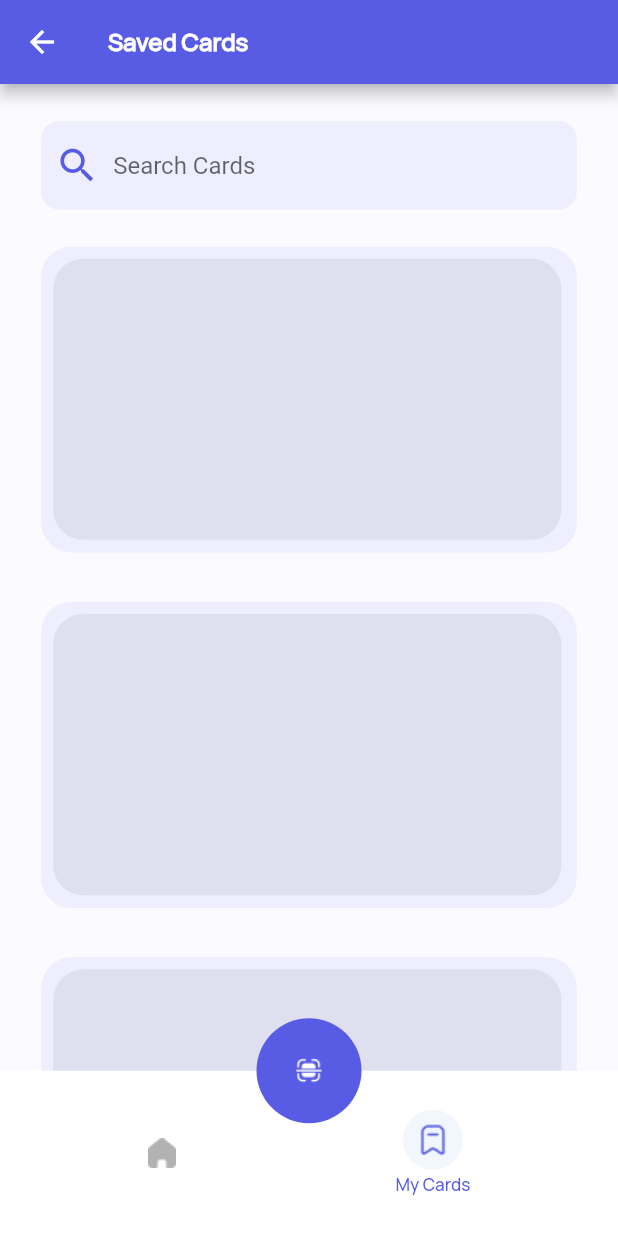
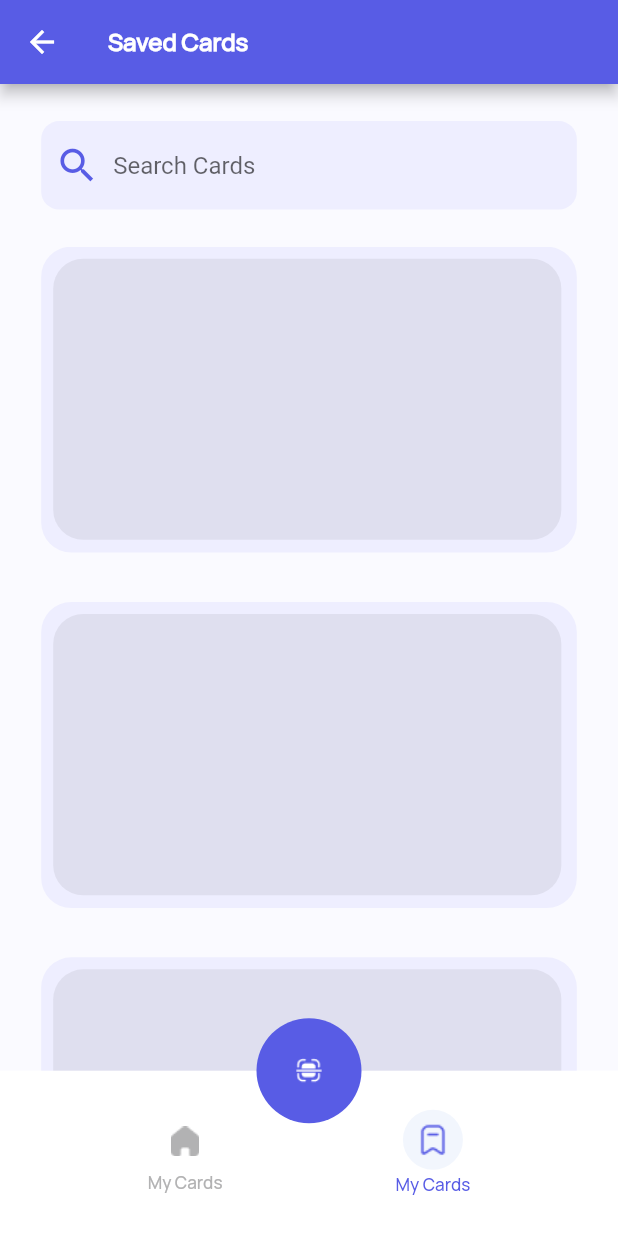
Before and after one commit to ziggy010/ezy_share_after_design, a Flutter app: the SavedCard screen opened by its route, on a phone screen of 412 x 824 dp. Run offline on Flutter 3.47's test engine with Material 2 defaults, Android fonts, the phone set to English and light mode, and no system bars; our stand-ins replace flutter_screenutil, flutter_swiper, permission_handler, smooth_page_indicator; missing offline and left inert: document_scanner, indexed, qr_code_scanner; network calls fail.

Commit message:
Wednesday_commit

```diff
--- a/lib/screens/homepage.dart
+++ b/lib/screens/homepage.dart
@@ -363,7 +363,10 @@ class _HomepageState extends State<Homepage> {
                     onTap: () {
                       Navigator.pushNamed(context, SavedCard.id);
                     },
-                    child: Image.asset('lib/icons/Bookmark.png'),
+                    child: CircleAvatar(
+                      backgroundColor: Colors.white,
+                      child: Image.asset('lib/icons/Bookmark.png'),
+                    ),
                   ),
                   Text(
                     'Saved Cards',
--- a/lib/screens/saved_cards.dart
+++ b/lib/screens/saved_cards.dart
@@ -132,9 +132,25 @@ class _SavedCardState extends State<SavedCard> {
                   onTap: () {
                     Navigator.pushNamed(context, Homepage.id);
                   },
-                  child: Image.asset(
-                    'lib/icons/Vector.png',
-                    color: Color(0xFFB2B2B3),
+                  child: Column(
+                    mainAxisAlignment: MainAxisAlignment.center,
+                    children: [
+                      CircleAvatar(
+                        backgroundColor: Colors.white,
+                        child: Image.asset(
+                          'lib/icons/Vector.png',
+                          color: Color(0xFFB2B2B3),
+                        ),
+                      ),
+                      Text(
+                        'My Cards',
+                        style: TextStyle(
+                          color: Color(0xFFB2B2B3),
+                          fontSize: 10.sp,
+                          fontFamily: 'manrope',
+                        ),
+                      )
+                    ],
                   ),
                 ),
                 Column(
```
Also changed, not shown: lib/screens/qr_code.dart (+0 -10 lines), lib/screens/qr_scan_page.dart (+61 -26 lines).
